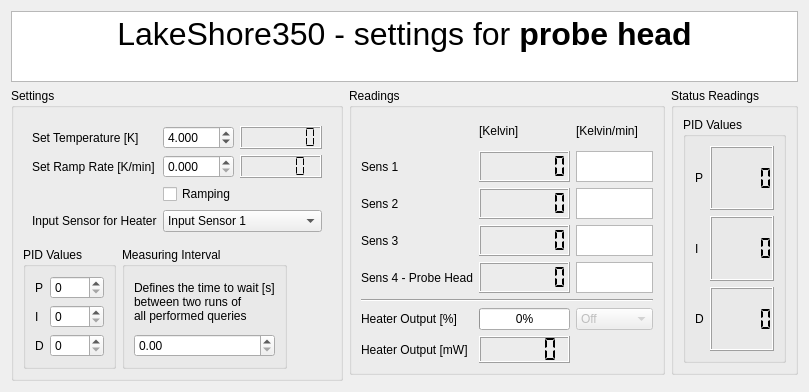
The window that LakeShore/LakeShore350_control.ui (Cryostat-GUI/Cryostat-GUI) describes before a commit, drawn with Qt 5.
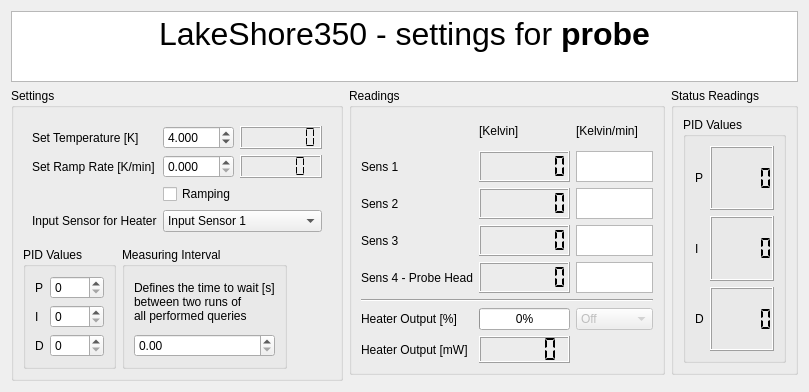
The same window after the commit.

Patch:
```diff
--- a/LakeShore/LakeShore350_control.ui
+++ b/LakeShore/LakeShore350_control.ui
@@ -527,7 +527,7 @@
 &lt;html&gt;&lt;head&gt;&lt;meta name=&quot;qrichtext&quot; content=&quot;1&quot; /&gt;&lt;style type=&quot;text/css&quot;&gt;
 p, li { white-space: pre-wrap; }
 &lt;/style&gt;&lt;/head&gt;&lt;body style=&quot; font-family:'MS Shell Dlg 2'; font-size:8.25pt; font-weight:400; font-style:normal;&quot;&gt;
-&lt;p align=&quot;center&quot; style=&quot; margin-top:0px; margin-bottom:0px; margin-left:0px; margin-right:0px; -qt-block-indent:0; text-indent:0px;&quot;&gt;&lt;span style=&quot; font-size:24pt;&quot;&gt;LakeShore350 - settings for&lt;/span&gt;&lt;span style=&quot; font-size:24pt; font-weight:600;&quot;&gt; probe head&lt;/span&gt;&lt;/p&gt;&lt;/body&gt;&lt;/html&gt;</string>
+&lt;p align=&quot;center&quot; style=&quot; margin-top:0px; margin-bottom:0px; margin-left:0px; margin-right:0px; -qt-block-indent:0; text-indent:0px;&quot;&gt;&lt;span style=&quot; font-size:24pt;&quot;&gt;LakeShore350 - settings for&lt;/span&gt;&lt;span style=&quot; font-size:24pt; font-weight:600;&quot;&gt; probe&lt;/span&gt;&lt;/p&gt;&lt;/body&gt;&lt;/html&gt;</string>
      </property>
     </widget>
    </item>
```
